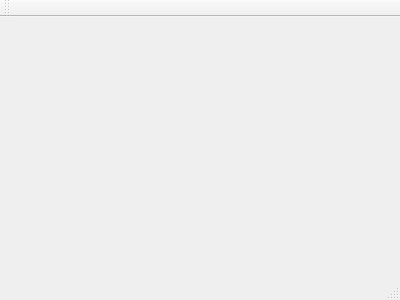
This is chess_compete_platform/mainwindow.ui in liangrz15/chess_compete_platform as Qt 5 draws it before an edit. The edited form follows.
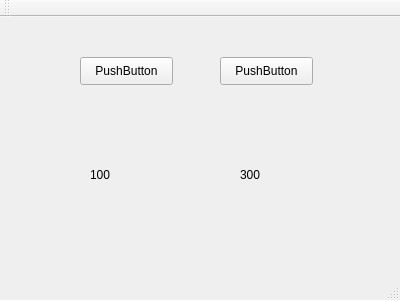
This is the edited form.

```diff
--- a/chess_compete_platform/mainwindow.ui
+++ b/chess_compete_platform/mainwindow.ui
@@ -12,13 +12,81 @@
   <property name="windowTitle" >
    <string>MainWindow</string>
   </property>
-  <widget class="QMenuBar" name="menuBar" />
-  <widget class="QToolBar" name="mainToolBar" />
-  <widget class="QWidget" name="centralWidget" />
-  <widget class="QStatusBar" name="statusBar" />
+  <widget class="QWidget" name="centralWidget">
+   <widget class="QPushButton" name="pushButton">
+    <property name="geometry">
+     <rect>
+      <x>80</x>
+      <y>40</y>
+      <width>93</width>
+      <height>28</height>
+     </rect>
+    </property>
+    <property name="text">
+     <string>PushButton</string>
+    </property>
+   </widget>
+   <widget class="QPushButton" name="pushButton_2">
+    <property name="geometry">
+     <rect>
+      <x>220</x>
+      <y>40</y>
+      <width>93</width>
+      <height>28</height>
+     </rect>
+    </property>
+    <property name="text">
+     <string>PushButton</string>
+    </property>
+   </widget>
+   <widget class="QLabel" name="label">
+    <property name="geometry">
+     <rect>
+      <x>90</x>
+      <y>150</y>
+      <width>72</width>
+      <height>15</height>
+     </rect>
+    </property>
+    <property name="text">
+     <string>100</string>
+    </property>
+   </widget>
+   <widget class="QLabel" name="label_2">
+    <property name="geometry">
+     <rect>
+      <x>240</x>
+      <y>150</y>
+      <width>72</width>
+      <height>15</height>
+     </rect>
+    </property>
+    <property name="text">
+     <string>300</string>
+    </property>
+   </widget>
+  </widget>
+  <widget class="QMenuBar" name="menuBar">
+   <property name="geometry">
+    <rect>
+     <x>0</x>
+     <y>0</y>
+     <width>400</width>
+     <height>26</height>
+    </rect>
+   </property>
+  </widget>
+  <widget class="QToolBar" name="mainToolBar">
+   <attribute name="toolBarArea">
+    <enum>TopToolBarArea</enum>
+   </attribute>
+   <attribute name="toolBarBreak">
+    <bool>false</bool>
+   </attribute>
+  </widget>
+  <widget class="QStatusBar" name="statusBar"/>
  </widget>
- <layoutDefault spacing="6" margin="11" />
- <pixmapfunction></pixmapfunction>
+ <layoutdefault spacing="6" margin="11"/>
  <resources/>
  <connections/>
 </ui>
```
Left out of the diff: 7 changed lines with no effect on the pictures.
